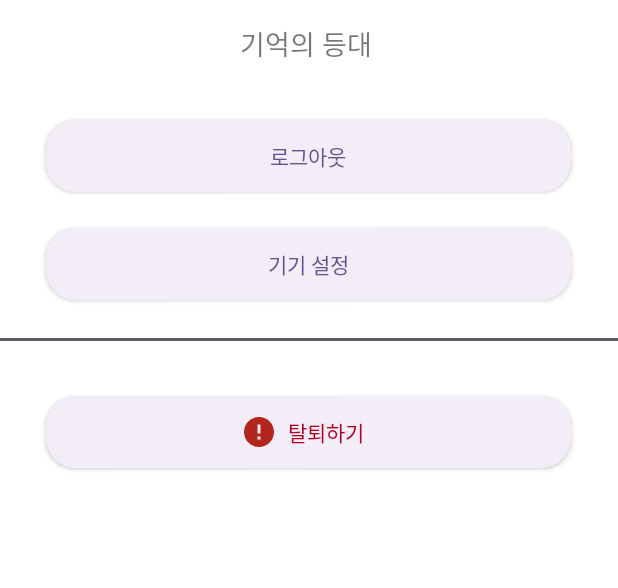
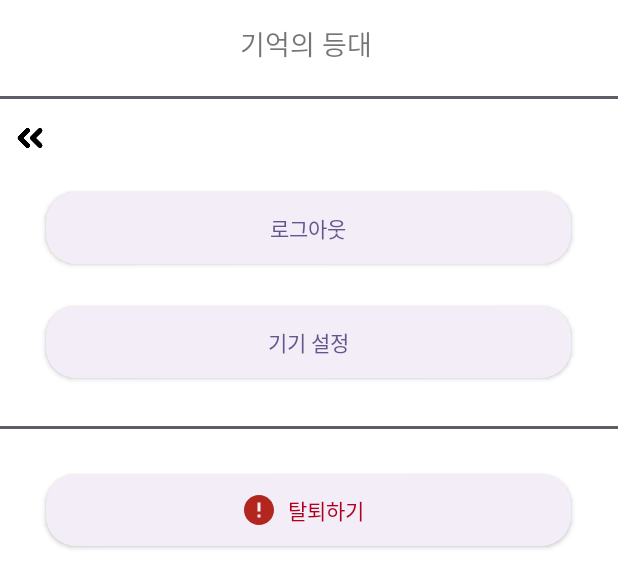
Before and after one commit to Avy012/Care-Assistant, an Android app: the layout activity_settings.xml on its own in the app's theme, with its tools: preview values and no code run, on a phone screen of 412 x 824 dp. Shown: the top 588 px of the screen. Run offline under Robolectric (Android 15) with nearby library versions, the phone set to English and light mode, and no system bars.

Commit message:
setting image button not working

```diff
--- a/Care-Assistant-develop/Care-Assistant-develop/LightHouseOfMemory/app/build.gradle.kts
+++ b/Care-Assistant-develop/Care-Assistant-develop/LightHouseOfMemory/app/build.gradle.kts
@@ -9,7 +9,7 @@ android {
 
     defaultConfig {
         applicationId = "com.example.lighthouseofmemory"
-        minSdk = 24
+        minSdk = 34
         targetSdk = 34
         versionCode = 1
         versionName = "1.0"
--- a/Care-Assistant-develop/Care-Assistant-develop/LightHouseOfMemory/app/src/main/java/com/example/lighthouseofmemory/LoginActivity.java
+++ b/Care-Assistant-develop/Care-Assistant-develop/LightHouseOfMemory/app/src/main/java/com/example/lighthouseofmemory/LoginActivity.java
@@ -72,7 +72,7 @@ public class LoginActivity extends AppCompatActivity {
                                 if (task.isSuccessful()) {
                                     Toast.makeText(LoginActivity.this, "로그인 성공",
                                             Toast.LENGTH_SHORT).show();
-                                    Intent intent = new Intent(getApplicationContext(), MainActivity.class);
+                                    Intent intent = new Intent(getApplicationContext(), GpsActivity.class);
                                     startActivity(intent);
                                     finish();
                                 } else {
@@ -97,7 +97,7 @@ public class LoginActivity extends AppCompatActivity {
         registerButton.setOnClickListener(new View.OnClickListener() {
             @Override
             public void onClick(View v) {
-                // RegisterActivity로 이동 (여기에 이동할 액티비티를 지정하세요)
+                // RegisterActivity로 이동
                 Intent intent = new Intent(LoginActivity.this, RegisterActivity.class);
                 startActivity(intent);
             }
--- a/Care-Assistant-develop/Care-Assistant-develop/LightHouseOfMemory/app/src/main/res/layout/activity_settings.xml
+++ b/Care-Assistant-develop/Care-Assistant-develop/LightHouseOfMemory/app/src/main/res/layout/activity_settings.xml
@@ -35,45 +35,66 @@
         app:layout_constraintTop_toTopOf="parent"
         app:layout_constraintVertical_bias="0.533" />
 
+    <View
+        android:id="@+id/line_under"
+        android:layout_width="0dp"
+        android:layout_height="2dp"
+        android:layout_marginTop="8dp"
+        android:background="@android:color/system_outline_light"
+        app:layout_constraintHorizontal_bias="0.0"
+        app:layout_constraintLeft_toLeftOf="parent"
+        app:layout_constraintRight_toRightOf="parent"
+        app:layout_constraintTop_toBottomOf="@+id/toolbar" />
+
     <Button
-        android:id="@+id/Login_button"
+        android:id="@+id/logout_button"
         android:layout_width="350dp"
         android:layout_height="wrap_content"
-        android:layout_marginTop="24dp"
+        android:layout_marginTop="72dp"
         android:background="@drawable/rounded_button"
         android:backgroundTint="@null"
         android:text="로그아웃"
         android:textColor="@color/font_purple"
         app:layout_constraintEnd_toEndOf="parent"
-        app:layout_constraintHorizontal_bias="0.497"
+        app:layout_constraintHorizontal_bias="0.491"
         app:layout_constraintStart_toStartOf="parent"
         app:layout_constraintTop_toBottomOf="@+id/toolbar" />
 
+    <ImageButton
+        android:id="@+id/Back_b"
+        android:layout_width="40dp"
+        android:layout_height="40dp"
+        android:layout_marginTop="16dp"
+        android:background="#00FFFFFF"
+        android:scaleType="fitCenter"
+        app:layout_constraintStart_toStartOf="parent"
+        app:layout_constraintTop_toBottomOf="@+id/toolbar"
+        app:srcCompat="@drawable/backbutton" />
 
     <Button
         android:id="@+id/device_setting"
         android:layout_width="350dp"
         android:layout_height="wrap_content"
-        android:layout_marginTop="24dp"
+        android:layout_marginTop="28dp"
         android:background="@drawable/rounded_button"
         android:backgroundTint="@null"
         android:text="기기 설정"
         android:textColor="@color/font_purple"
         app:layout_constraintEnd_toEndOf="parent"
-        app:layout_constraintHorizontal_bias="0.497"
+        app:layout_constraintHorizontal_bias="0.491"
         app:layout_constraintStart_toStartOf="parent"
-        app:layout_constraintTop_toBottomOf="@+id/Login_button" />
+        app:layout_constraintTop_toBottomOf="@+id/logout_button" />
 
     <View
+        android:id="@+id/view"
         android:layout_width="0dp"
         android:layout_height="2dp"
+        android:layout_marginTop="32dp"
         android:background="@android:color/system_outline_light"
-        android:id="@+id/view"
-        android:layout_marginTop="25dp"
+        app:layout_constraintHorizontal_bias="0.0"
         app:layout_constraintLeft_toLeftOf="parent"
         app:layout_constraintRight_toRightOf="parent"
-        app:layout_constraintTop_toBottomOf="@+id/device_setting"
-        />
+        app:layout_constraintTop_toBottomOf="@+id/device_setting" />
 
     <Button
         android:id="@+id/delete_account"
@@ -82,17 +103,15 @@
         android:layout_marginTop="64dp"
         android:background="@drawable/rounded_button"
         android:backgroundTint="@null"
-        android:text="탈퇴하기"
-        android:textColor="@color/design_default_color_error"
         android:drawableLeft="@drawable/baseline_error_24"
         android:paddingStart="130dp"
         android:paddingEnd="130dp"
+        android:text="탈퇴하기"
+        android:textColor="@color/design_default_color_error"
         app:layout_constraintEnd_toEndOf="parent"
         app:layout_constraintHorizontal_bias="0.491"
         app:layout_constraintStart_toStartOf="parent"
         app:layout_constraintTop_toBottomOf="@+id/device_setting" />
 
 
-
-
 </androidx.constraintlayout.widget.ConstraintLayout>
```
Also changed, not shown: Care-Assistant-develop/Care-Assistant-develop/LightHouseOfMemory/app/src/main/java/com/example/lighthouseofmemory/GpsActivity.java (+7 -0 lines), Care-Assistant-develop/Care-Assistant-develop/LightHouseOfMemory/app/src/main/java/com/example/lighthouseofmemory/MainActivity.java (+12 -0 lines), Care-Assistant-develop/Care-Assistant-develop/LightHouseOfMemory/app/src/main/java/com/example/lighthouseofmemory/SettingActivity.java (+63 -1 lines).
